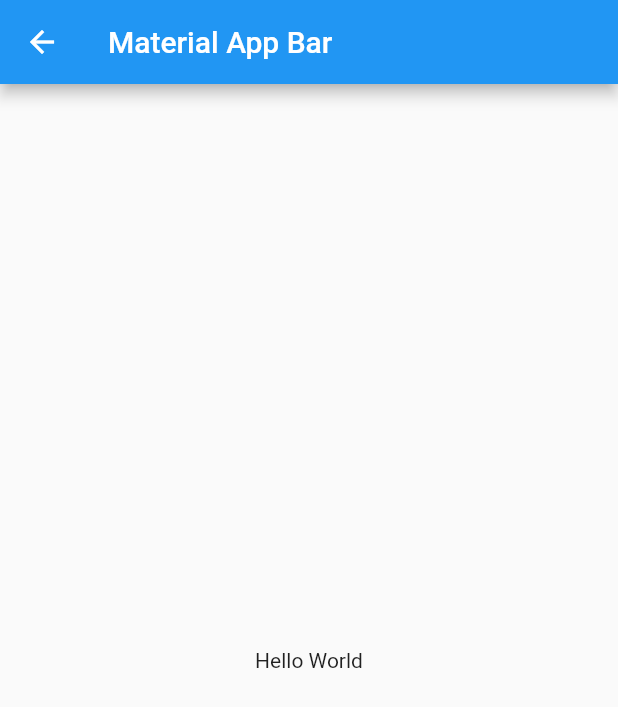
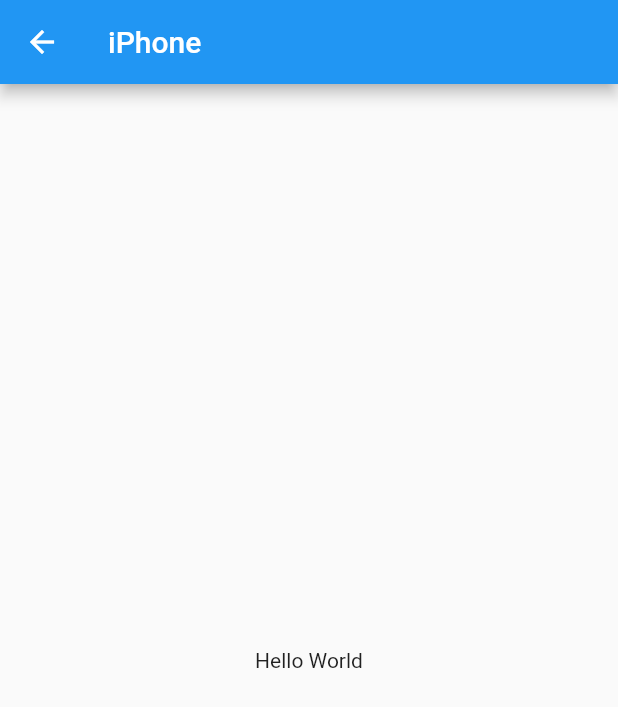
Before and after one commit to kamalnorizan/flutterMOF, a Flutter app: the screen it shows after launch, after a tap on "View Details", on a phone screen of 412 x 824 dp. Shown: the top 707 px of the screen. Run offline on Flutter 3.47's test engine with Material 2 defaults, Android fonts, the light colour scheme and no system bars.

Commit message:
nav with param

```diff
--- a/lib/pages/product_details.dart
+++ b/lib/pages/product_details.dart
@@ -1,8 +1,13 @@
 import 'package:flutter/material.dart';
 
 class Productdetails extends StatefulWidget {
-  const Productdetails({Key? key}) : super(key: key);
-
+  const Productdetails(
+      {Key? key, this.name, this.description, this.price, this.imageName})
+      : super(key: key);
+  final String? name;
+  final String? description;
+  final double? price;
+  final String? imageName;
   @override
   State<Productdetails> createState() => _ProductdetailsState();
 }
@@ -12,7 +17,7 @@
   Widget build(BuildContext context) {
     return Scaffold(
       appBar: AppBar(
-        title: const Text('Material App Bar'),
+        title: Text(widget.name.toString()),
       ),
       body: Center(
         child: Container(
--- a/lib/widgets/productbox.dart
+++ b/lib/widgets/productbox.dart
@@ -12,7 +12,7 @@
   @override
   Widget build(BuildContext context) {
     return Container(
-      padding: EdgeInsets.all(2),
+      padding: const EdgeInsets.all(2),
       height: 130,
       child: Card(
         child: Row(
@@ -55,7 +55,12 @@
                         Navigator.push(
                             context,
                             MaterialPageRoute(
-                                builder: (context) => Productdetails()));
+                                builder: (context) => Productdetails(
+                                      name: name,
+                                      description: description,
+                                      price: price,
+                                      imageName: imageName,
+                                    )));
                       },
                       child: const Text('View Details'),
                     ),
```
